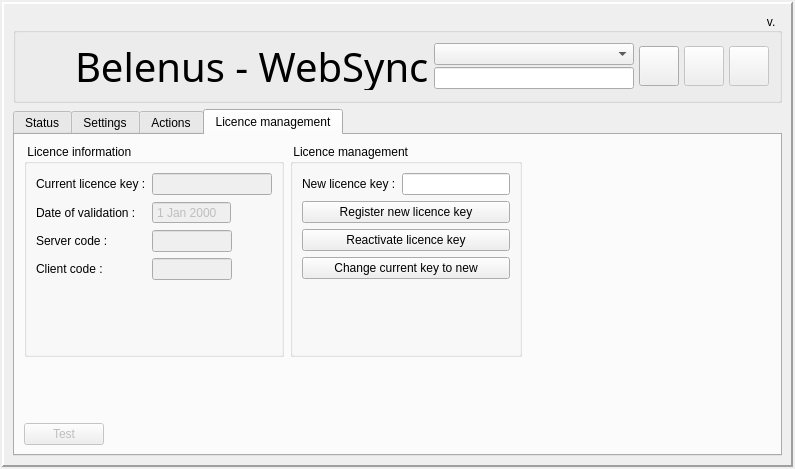
Qt form websync/dlgmain.ui (tbikfalvi/Belenus) before a commit.
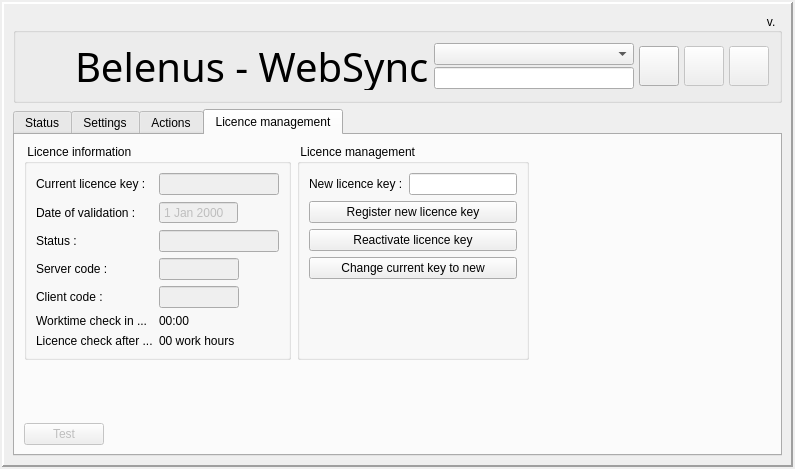
The same form after that commit. Icons and pictures are not drawn.

The edit to the form file:
```diff
--- a/websync/dlgmain.ui
+++ b/websync/dlgmain.ui
@@ -1251,14 +1251,14 @@
                    </item>
                   </layout>
                  </item>
-                 <item row="2" column="0">
+                 <item row="3" column="0">
                   <widget class="QLabel" name="lblServerCode">
                    <property name="text">
                     <string>Server code :</string>
                    </property>
                   </widget>
                  </item>
-                 <item row="2" column="1">
+                 <item row="3" column="1">
                   <layout class="QHBoxLayout" name="horizontalLayout_19">
                    <item>
                     <widget class="QLineEdit" name="ledCodeServer">
@@ -1294,7 +1294,7 @@
                    </item>
                   </layout>
                  </item>
-                 <item row="3" column="1">
+                 <item row="4" column="1">
                   <layout class="QHBoxLayout" name="horizontalLayout_20">
                    <item>
                     <widget class="QLineEdit" name="ledCodeClient">
@@ -1330,13 +1330,55 @@
                    </item>
                   </layout>
                  </item>
-                 <item row="3" column="0">
+                 <item row="4" column="0">
                   <widget class="QLabel" name="lblClientCode">
                    <property name="text">
                     <string>Client code :</string>
                    </property>
                   </widget>
                  </item>
+                 <item row="2" column="0">
+                  <widget class="QLabel" name="lblLicenceStatus">
+                   <property name="text">
+                    <string>Status :</string>
+                   </property>
+                  </widget>
+                 </item>
+                 <item row="2" column="1">
+                  <widget class="QLineEdit" name="ledLicenceStatus">
+                   <property name="enabled">
+                    <bool>false</bool>
+                   </property>
+                  </widget>
+                 </item>
+                 <item row="6" column="1">
+                  <widget class="QLabel" name="lblLicenceCheckValue">
+                   <property name="text">
+                    <string>00 work hours</string>
+                   </property>
+                  </widget>
+                 </item>
+                 <item row="5" column="1">
+                  <widget class="QLabel" name="lblWorktimeCounterValue">
+                   <property name="text">
+                    <string>00:00</string>
+                   </property>
+                  </widget>
+                 </item>
+                 <item row="6" column="0">
+                  <widget class="QLabel" name="lblLicenceCheck">
+                   <property name="text">
+                    <string>Licence check after ...</string>
+                   </property>
+                  </widget>
+                 </item>
+                 <item row="5" column="0">
+                  <widget class="QLabel" name="lblWorktimeCounter">
+                   <property name="text">
+                    <string>Worktime check in ...</string>
+                   </property>
+                  </widget>
+                 </item>
                 </layout>
                </widget>
               </item>
```
